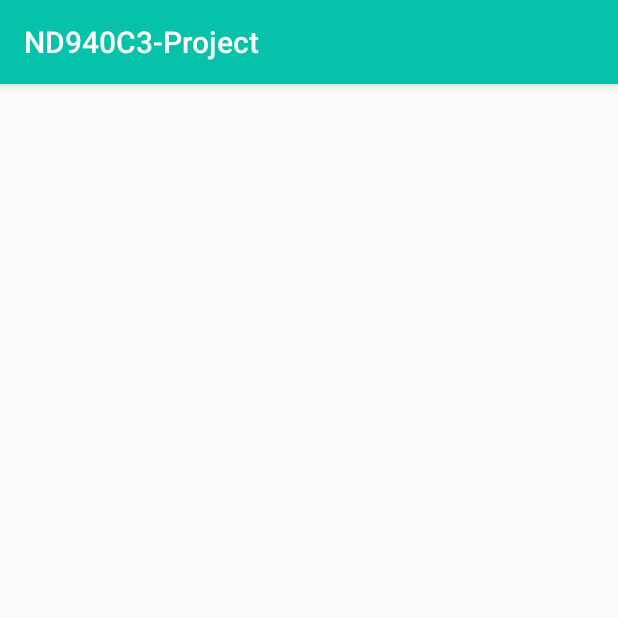
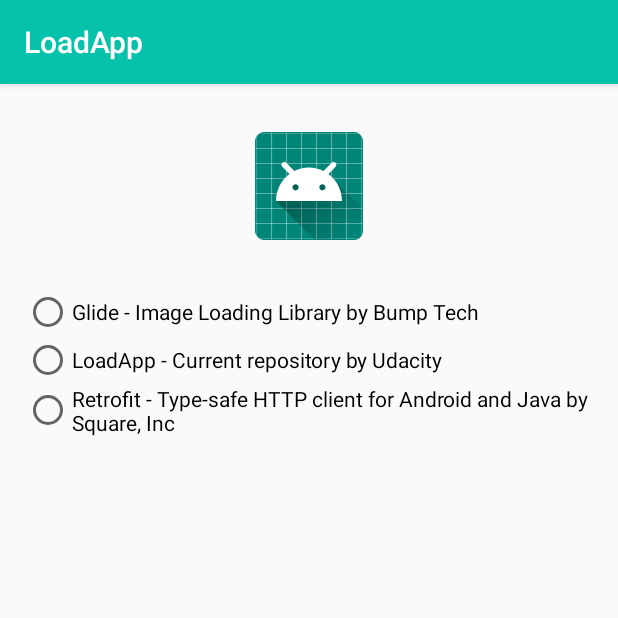
Before and after one commit to irynamalankau/LoadApp, an Android app: the screen it shows after launch (MainActivity), on a phone screen of 412 x 824 dp, the top half of it. Run offline under Robolectric (Android 15) with nearby library versions, the phone set to English and light mode, and no system bars.

Commit message:
add radio group and icon

```diff
--- a/app/src/main/res/layout/content_main.xml
+++ b/app/src/main/res/layout/content_main.xml
@@ -9,14 +9,55 @@
     tools:context=".MainActivity"
     tools:showIn="@layout/activity_main">
 
+    <ImageView
+        android:id="@+id/imageView"
+        android:layout_width="wrap_content"
+        android:layout_height="wrap_content"
+        android:layout_marginTop="32dp"
+        android:contentDescription="@string/description_download_icon"
+        android:src="@mipmap/ic_launcher"
+        app:layout_constraintBottom_toTopOf="@+id/radioGroup"
+        app:layout_constraintEnd_toEndOf="parent"
+        app:layout_constraintStart_toStartOf="parent"
+        app:layout_constraintTop_toTopOf="parent" />
+
+    <RadioGroup
+        android:id="@+id/radioGroup"
+        android:layout_width="match_parent"
+        android:layout_height="wrap_content"
+        android:layout_marginStart="16dp"
+        android:layout_marginTop="32dp"
+        android:layout_marginEnd="16dp"
+        app:layout_constraintEnd_toEndOf="parent"
+        app:layout_constraintStart_toStartOf="parent"
+        app:layout_constraintTop_toBottomOf="@+id/imageView">
+
+        <RadioButton
+            android:id="@+id/radio_button_glide"
+            android:layout_width="match_parent"
+            android:layout_height="match_parent"
+            android:text="@string/label_radio_button_glide" />
+
+        <RadioButton
+            android:id="@+id/radio_button_repository"
+            android:layout_width="match_parent"
+            android:layout_height="match_parent"
+            android:text="@string/label_radio_button_repository" />
+
+        <RadioButton
+            android:id="@+id/radio_button_retrofit"
+            android:layout_width="match_parent"
+            android:layout_height="match_parent"
+            android:text="@string/label_radio_button_retrofit" />
+    </RadioGroup>
+
     <com.udacity.LoadingButton
         android:id="@+id/custom_button"
         android:layout_width="0dp"
-        app:layout_constraintStart_toStartOf="parent"
-        app:layout_constraintEnd_toEndOf="parent"
         android:layout_height="60dp"
         android:layout_margin="20dp"
         app:layout_constraintBottom_toBottomOf="parent"
-        app:layout_constraintTop_toTopOf="parent" />
+        app:layout_constraintEnd_toEndOf="parent"
+        app:layout_constraintStart_toStartOf="parent" />
 
 </androidx.constraintlayout.widget.ConstraintLayout>
--- a/app/src/main/res/values/strings.xml
+++ b/app/src/main/res/values/strings.xml
@@ -1,5 +1,5 @@
 <resources>
-    <string name="app_name">ND940C3-Project</string>
+    <string name="app_name">LoadApp</string>
     <string name="app_description">Download files from Internet</string>
     <string name="action_settings">Settings</string>
 
@@ -11,4 +11,9 @@
     <string name="button_name">Click me</string>
     <string name="button_loading">We are loading </string>
     <string name="title_activity_detail">DetailActivity</string>
+
+    <string name="label_radio_button_glide">Glide - Image Loading Library by Bump Tech</string>
+    <string name="label_radio_button_repository">LoadApp - Current repository by Udacity</string>
+    <string name="label_radio_button_retrofit">Retrofit - Type-safe HTTP client for Android and Java by Square, Inc </string>
+    <string name="description_download_icon">download icon</string>
 </resources>
```
